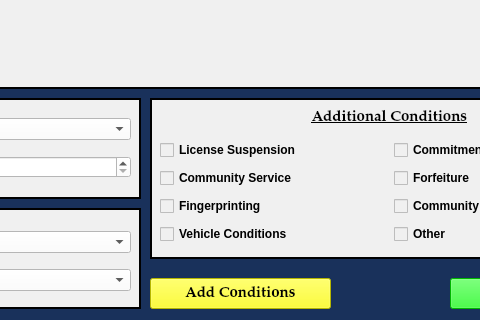
Above: resources/ui/TrafficCaseInformationDialog.ui from HunterProgram22/MuniEntry before the change; both pictures show x 360 to 840 and y 522 to 842 of the 1000 by 842 pixel window. Below: the same form after it.
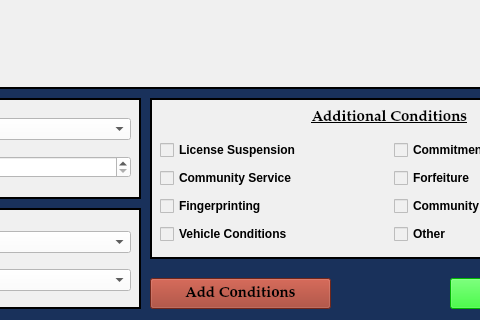
That is the form after the change.

Commit message: Changed button color.

The edit to the form file:
```diff
--- a/resources/ui/TrafficCaseInformationDialog.ui
+++ b/resources/ui/TrafficCaseInformationDialog.ui
@@ -1242,7 +1242,7 @@
     </rect>
    </property>
    <property name="styleSheet">
-    <string notr="true">background-color: rgb(255, 255, 0);</string>
+    <string notr="true">background-color: rgb(157, 53, 36);</string>
    </property>
    <property name="text">
     <string>Add Conditions</string>
```
The commit also changes 3 other files.
